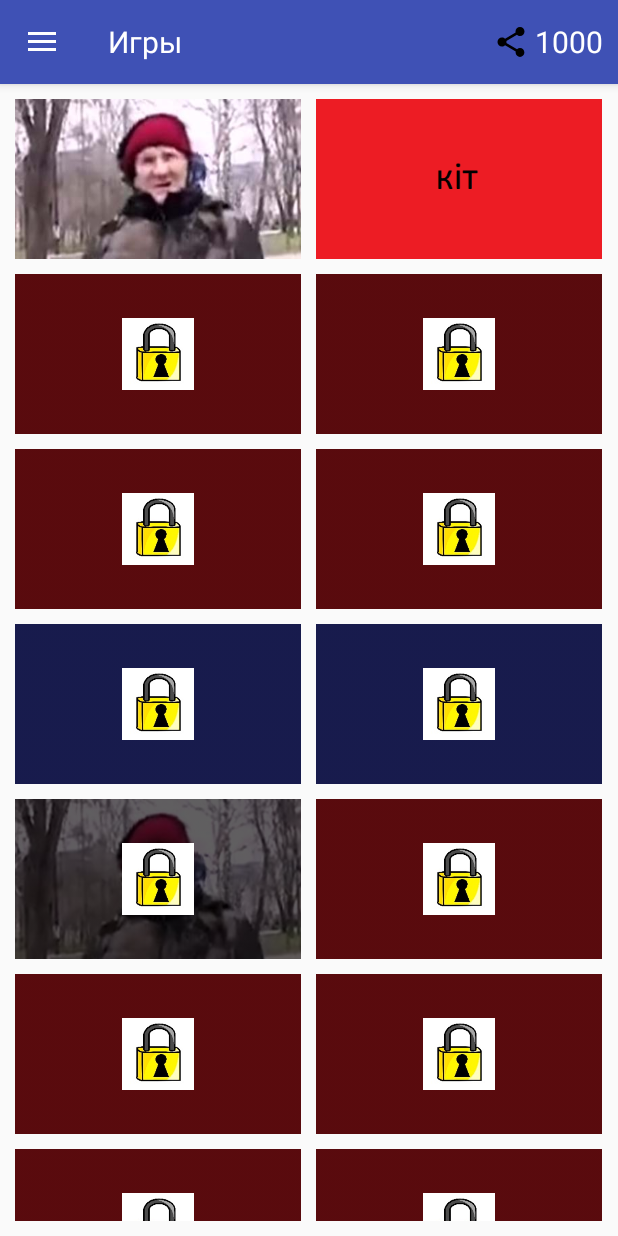
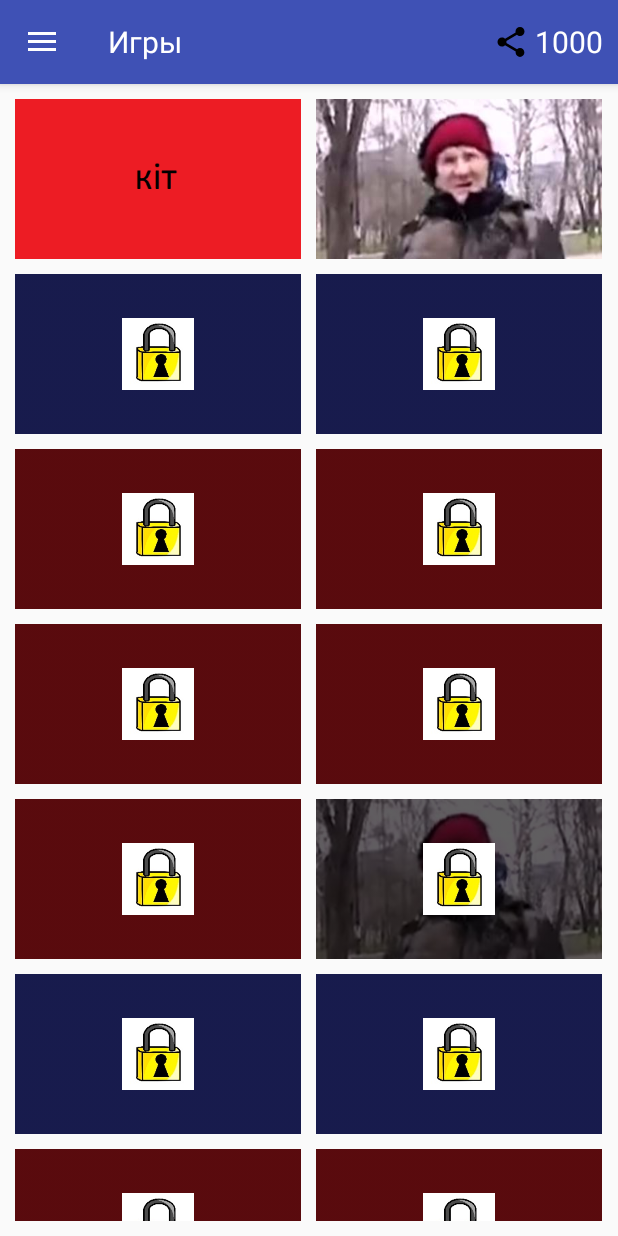
Before and after one commit to Denispok/MyFavoriteMemes, an Android app: the screen it shows after launch (MainActivity), in the side drawer, after a tap on "Игры", on a phone screen of 412 x 824 dp. Run offline under Robolectric (Android 15) with nearby library versions, the phone set to English and light mode, and no system bars.

Commit message:
+ move memes data to Memes class + new favorite logic + new Meme sorting (from purchased to non-purchased, from new to old)

```diff
--- a/app/src/main/java/com/gamesbars/myfavoritememes/Fragments/MemeFragment.java
+++ b/app/src/main/java/com/gamesbars/myfavoritememes/Fragments/MemeFragment.java
@@ -15,11 +15,16 @@ import android.widget.AdapterView;
 import android.widget.GridView;
 import android.widget.TextView;
 
+import com.gamesbars.myfavoritememes.Meme;
 import com.gamesbars.myfavoritememes.MemeAdapter;
-import com.gamesbars.myfavoritememes.Meme;
+import com.gamesbars.myfavoritememes.Memes;
 import com.gamesbars.myfavoritememes.R;
 
 import java.util.ArrayList;
+import java.util.Collections;
+import java.util.Comparator;
+import java.util.List;
+import java.util.Set;
 
 import static com.gamesbars.myfavoritememes.MainActivity.PREFERENCES_APP;
 import static com.gamesbars.myfavoritememes.MainActivity.PREFERENCES_APP_COINS;
@@ -35,10 +40,7 @@ public class MemeFragment extends Fragment {
     private final static Integer GAMES_COUNT = 16;
     private final static Integer GAMES_OPEN_COUNT = 2;   // initially purchased games memes
 
-    public State state;
-    private ArrayList<Meme> classic;
-    private ArrayList<Meme> games;
-    private ArrayList<Meme> favorite;
+    private Category category;
 
     private GridView gridView;
     private MemeAdapter memeAdapter;
@@ -62,7 +64,7 @@ public class MemeFragment extends Fragment {
     @Override
     public void onCreate(Bundle savedInstanceState) {
         super.onCreate(savedInstanceState);
-        state = State.CLASSIC;
+        category = Category.CLASSIC;
         initializePreferences();
     }
 
@@ -85,7 +87,7 @@ public class MemeFragment extends Fragment {
 
         gridView = (GridView) rootView.findViewById(R.id.grid_view);
 
-        switch (state) {
+        switch (category) {
             case CLASSIC:
                 openClassic();
                 break;
@@ -103,8 +105,8 @@ public class MemeFragment extends Fragment {
                                     int position, long id) {
                 Meme clickedMeme = (Meme) parent.getItemAtPosition(position);
                 clickedMemeId = clickedMeme.getId();
-                if (clickedMeme.checkPurchase(purchasedPreferences)) {
-                    // ... go to the meme fragment
+                if (clickedMeme.isPurchased(purchasedPreferences)) {
+                    // ... go to the phrase fragment
                     PhraseFragment phraseFragment = new PhraseFragment();
                     Bundle args = new Bundle();
                     args.putInt("id", clickedMemeId);
@@ -144,16 +146,6 @@ public class MemeFragment extends Fragment {
         editor.apply();
 
         favoritePreferences = getActivity().getSharedPreferences(PREFERENCES_FAVORITE, Context.MODE_PRIVATE);
-        editor = favoritePreferences.edit();
-        for (Integer id = 1; id <= CLASSIC_COUNT; id++) {
-            if (!favoritePreferences.contains(id.toString()))
-                editor.putBoolean(id.toString(), false);
-        }
-        for (Integer id = 101; id <= GAMES_COUNT + 100; id++) {
-            if (!favoritePreferences.contains(id.toString()))
-                editor.putBoolean(id.toString(), false);
-        }
-        editor.apply();
 
         appPreferences = getActivity().getSharedPreferences(PREFERENCES_APP, Context.MODE_PRIVATE);
         if (!appPreferences.contains(PREFERENCES_APP_COINS)) {
@@ -165,81 +157,70 @@ public class MemeFragment extends Fragment {
 
     public void openClassic() {
         toolbarTitle.setText(getString(R.string.classic));
-        if (classic == null) loadClassic();
-        memeAdapter = new MemeAdapter(getActivity(), classic, purchasedPreferences);
+        memeAdapter = new MemeAdapter(getActivity(), loadCategory(Category.CLASSIC), purchasedPreferences);
         gridView.setAdapter(memeAdapter);
         gridView.refreshDrawableState();
+        category = Category.CLASSIC;
     }
 
     public void openGames() {
         toolbarTitle.setText(getString(R.string.games));
-        if (games == null) loadGames();
-        memeAdapter = new MemeAdapter(getActivity(), games, purchasedPreferences);
+        memeAdapter = new MemeAdapter(getActivity(), loadCategory(Category.GAMES), purchasedPreferences);
         gridView.setAdapter(memeAdapter);
         gridView.refreshDrawableState();
+        category = Category.GAMES;
     }
 
     public void openFavorite() {
         toolbarTitle.setText(getString(R.string.favorite));
-        loadFavorite();
-        memeAdapter = new MemeAdapter(getActivity(), favorite, purchasedPreferences);
+        memeAdapter = new MemeAdapter(getActivity(), loadFavorite(), purchasedPreferences);
         gridView.setAdapter(memeAdapter);
         gridView.refreshDrawableState();
+        category = Category.FAVORITE;
     }
 
-    private void loadClassic() {
-        classic = new ArrayList<>();
-        classic.add(new Meme(1, "Геннадий Горин", R.drawable.classic_1_gorin));
-        classic.add(new Meme(2, "Sample", R.drawable.lil));
-        classic.add(new Meme(3, "Sample", R.drawable.lil));
-        classic.add(new Meme(4, "Sample", R.drawable.lil));
-        classic.add(new Meme(5, "Sample", R.drawable.kit));
-        classic.add(new Meme(6, "Sample", R.drawable.kit));
-        classic.add(new Meme(7, "Sample", R.drawable.kit));
-        classic.add(new Meme(8, "Sample", R.drawable.kit));
-        classic.add(new Meme(9, "Sample", R.drawable.classic_1_gorin));
-        classic.add(new Meme(10, "Sample", R.drawable.lil));
-        classic.add(new Meme(11, "Sample", R.drawable.lil));
-        classic.add(new Meme(12, "Sample", R.drawable.lil));
-        classic.add(new Meme(13, "Sample", R.drawable.kit));
-        classic.add(new Meme(14, "Sample", R.drawable.kit));
-        classic.add(new Meme(15, "Sample", R.drawable.kit));
-        classic.add(new Meme(16, "Sample", R.drawable.kit));
+    private List<Meme> loadCategory(Category category) {
+        List<Meme> memes = Memes.getMemes(category);
+        List<Meme> sortedMemes = new ArrayList<>();
+        List<Meme> nonPurchasedMemes = new ArrayList<>();
+
+        for (Meme meme : memes) {
+            if (meme.isPurchased(purchasedPreferences)) sortedMemes.add(meme);
+            else nonPurchasedMemes.add(meme);
+        }
+
+        Collections.reverse(sortedMemes);
+        Collections.reverse(nonPurchasedMemes);
+        sortedMemes.addAll(nonPurchasedMemes);
+        return sortedMemes;
     }
 
-    private void loadGames() {
-        games = new ArrayList<>();
-        games.add(new Meme(101, "Сова", R.drawable.classic_2_sova));
-        games.add(new Meme(102, "Sample", R.drawable.kit));
-        games.add(new Meme(103, "Sample", R.drawable.kit));
-        games.add(new Meme(104, "Sample", R.drawable.kit));
-        games.add(new Meme(105, "Sample", R.drawable.kit));
-        games.add(new Meme(106, "Sample", R.drawable.kit));
-        games.add(new Meme(107, "Sample", R.drawable.lil));
-        games.add(new Meme(108, "Sample", R.drawable.lil));
-        games.add(new Meme(109, "Sample", R.drawable.classic_2_sova));
-        games.add(new Meme(110, "Sample", R.drawable.kit));
-        games.add(new Meme(111, "Sample", R.drawable.kit));
-        games.add(new Meme(112, "Sample", R.drawable.kit));
-        games.add(new Meme(113, "Sample", R.drawable.kit));
-        games.add(new Meme(114, "Sample", R.drawable.kit));
-        games.add(new Meme(115, "Sample", R.drawable.lil));
-        games.add(new Meme(116, "Sample", R.drawable.lil));
-    }
+    private List<Meme> loadFavorite() {
+        List<Meme> favorite = new ArrayList<>();
 
-    private void loadFavorite() {
-        if (classic == null) loadClassic();
-        if (games == null) loadGames();
+        Set<String> favoriteKeys = favoritePreferences.getAll().keySet();
+        List<Integer> favoriteIds = new ArrayList<>();
 
-        favorite = new ArrayList<>();
-        for (Integer id = 1; id <= CLASSIC_COUNT; id++) {
-            if (favoritePreferences.getBoolean(id.toString(), false))
-                favorite.add(classic.get(id - 1));
+        for (String id : favoriteKeys) {
+            favoriteIds.add(Integer.parseInt(id));
         }
-        for (Integer id = 101; id <= GAMES_COUNT + 100; id++) {
-            if (favoritePreferences.getBoolean(id.toString(), false))
-                favorite.add(games.get(id - 101));
+
+        Collections.sort(favoriteIds, new Comparator<Integer>() {
+            @Override
+            public int compare(Integer o1, Integer o2) {
+                if (o1 >= 1 && o1 <= 100 && o2 >= 101 && o2 <= 200) return -1;
+                if (o2 >= 1 && o2 <= 100 && o1 >= 101 && o1 <= 200) return 1;
+                if (o1 > o2) return -1;
+                if (o1 < o2) return 1;
+                return 0;
+            }
+        });
+
+        for (Integer id : favoriteIds) {
+            favorite.add(Memes.getMeme(id));
         }
+
+        return favorite;
     }
 
     /**
@@ -307,7 +288,7 @@ public class MemeFragment extends Fragment {
         dontEnoughCoinsDialog.show();
     }
 
-    public enum State {
+    public enum Category {
         CLASSIC,
         GAMES,
         FAVORITE
--- a/app/src/main/java/com/gamesbars/myfavoritememes/Fragments/PhraseFragment.java
+++ b/app/src/main/java/com/gamesbars/myfavoritememes/Fragments/PhraseFragment.java
@@ -86,14 +86,17 @@ public class PhraseFragment extends Fragment {
             @Override
             public void onClick(View v) {
                 isFavorite = !isFavorite;
+                SharedPreferences.Editor editor = favoritePreferences.edit();
 
-                SharedPreferences.Editor editor = favoritePreferences.edit();
-                editor.putBoolean(String.valueOf(memeId), isFavorite);
+                if (isFavorite) {
+                    toolbarFavorite.setImageResource(android.R.drawable.btn_star_big_on);
+                    editor.putBoolean(String.valueOf(memeId), true);
+                } else {
+                    toolbarFavorite.setImageResource(android.R.drawable.btn_star_big_off);
+                    editor.remove(String.valueOf(memeId));
+                }
+
                 editor.apply();
-
-                if (isFavorite)
-                    toolbarFavorite.setImageResource(android.R.drawable.btn_star_big_on);
-                else toolbarFavorite.setImageResource(android.R.drawable.btn_star_big_off);
             }
         });
 
--- a/app/src/main/java/com/gamesbars/myfavoritememes/MainActivity.java
+++ b/app/src/main/java/com/gamesbars/myfavoritememes/MainActivity.java
@@ -80,18 +80,9 @@ public class MainActivity extends AppCompatActivity
                     .commit();
         }
 
-        if (id == R.id.nav_classic) {
-            memeFragment.openClassic();
-            memeFragment.state = MemeFragment.State.CLASSIC;
-
-        } else if (id == R.id.nav_games) {
-            memeFragment.openGames();
-            memeFragment.state = MemeFragment.State.GAMES;
-
-        } else if (id == R.id.nav_favorite) {
-            memeFragment.openFavorite();
-            memeFragment.state = MemeFragment.State.FAVORITE;
-        }
+        if (id == R.id.nav_classic) memeFragment.openClassic();
+        else if (id == R.id.nav_games) memeFragment.openGames();
+        else if (id == R.id.nav_favorite) memeFragment.openFavorite();
 
         DrawerLayout drawer = (DrawerLayout) findViewById(R.id.drawer_layout);
         drawer.closeDrawer(GravityCompat.START);
--- a/app/src/main/java/com/gamesbars/myfavoritememes/Meme.java
+++ b/app/src/main/java/com/gamesbars/myfavoritememes/Meme.java
@@ -27,11 +27,11 @@ public class Meme {
         return imageResourceId;
     }
 
-    public boolean checkPurchase(SharedPreferences purchasedMemes) {
+    public boolean isPurchased(SharedPreferences purchasedMemes) {
         return purchasedMemes.getBoolean(id.toString(), false);
     }
 
-    public boolean checkFavorite(SharedPreferences favoriteMemes) {
+    public boolean isFavorite(SharedPreferences favoriteMemes) {
         return favoriteMemes.getBoolean(id.toString(), false);
     }
 }
--- a/app/src/main/java/com/gamesbars/myfavoritememes/MemeAdapter.java
+++ b/app/src/main/java/com/gamesbars/myfavoritememes/MemeAdapter.java
@@ -1,7 +1,6 @@
 package com.gamesbars.myfavoritememes;
 
 import android.app.Activity;
-import android.content.Context;
 import android.content.SharedPreferences;
 import android.view.LayoutInflater;
 import android.view.View;
@@ -9,13 +8,13 @@ import android.view.ViewGroup;
 import android.widget.ArrayAdapter;
 import android.widget.ImageView;
 
-import java.util.ArrayList;
+import java.util.List;
 
 public class MemeAdapter extends ArrayAdapter<Meme> {
 
     private SharedPreferences purchasePreferences;
 
-    public MemeAdapter(Activity context, ArrayList<Meme> memes, SharedPreferences purchasePreferences) {
+    public MemeAdapter(Activity context, List<Meme> memes, SharedPreferences purchasePreferences) {
         super(context, 0, memes);
         this.purchasePreferences = purchasePreferences;
     }
@@ -35,7 +34,7 @@ public class MemeAdapter extends ArrayAdapter<Meme> {
         ImageView imageView = (ImageView) listItemView.findViewById(R.id.list_item_image);
         ImageView lockImageView = (ImageView) listItemView.findViewById(R.id.list_item_lock);
 
-        if (currentMeme.checkPurchase(purchasePreferences)) {
+        if (currentMeme.isPurchased(purchasePreferences)) {
             imageView.setImageAlpha(255);
             lockImageView.setVisibility(View.GONE);
         } else {
--- /dev/null
+++ b/app/src/main/java/com/gamesbars/myfavoritememes/Memes.java
@@ -0,0 +1,63 @@
+package com.gamesbars.myfavoritememes;
+
+import com.gamesbars.myfavoritememes.Fragments.MemeFragment;
+
+import java.util.Arrays;
+import java.util.List;
+
+public final class Memes {
+
+    private static final Meme[] classic = new Meme[]{
+            new Meme(1, "Геннадий Горин", R.drawable.classic_1_gorin),
+            new Meme(2, "Sample", R.drawable.lil),
+            new Meme(3, "Sample", R.drawable.lil),
+            new Meme(4, "Sample", R.drawable.lil),
+            new Meme(5, "Sample", R.drawable.kit),
+            new Meme(6, "Sample", R.drawable.kit),
+            new Meme(7, "Sample", R.drawable.kit),
+            new Meme(8, "Sample", R.drawable.kit),
+            new Meme(9, "Sample", R.drawable.classic_1_gorin),
+            new Meme(10, "Sample", R.drawable.lil),
+            new Meme(11, "Sample", R.drawable.lil),
+            new Meme(12, "Sample", R.drawable.lil),
+            new Meme(13, "Sample", R.drawable.kit),
+            new Meme(14, "Sample", R.drawable.kit),
+            new Meme(15, "Sample", R.drawable.kit),
+            new Meme(16, "Sample", R.drawable.kit)};
+
+    private static final Meme[] games = new Meme[]{
+            new Meme(101, "Сова", R.drawable.classic_2_sova),
+            new Meme(102, "Sample", R.drawable.kit),
+            new Meme(103, "Sample", R.drawable.kit),
+            new Meme(104, "Sample", R.drawable.kit),
+            new Meme(105, "Sample", R.drawable.kit),
+            new Meme(106, "Sample", R.drawable.kit),
+            new Meme(107, "Sample", R.drawable.lil),
+            new Meme(108, "Sample", R.drawable.lil),
+            new Meme(109, "Sample", R.drawable.classic_2_sova),
+            new Meme(110, "Sample", R.drawable.kit),
+            new Meme(111, "Sample", R.drawable.kit),
+            new Meme(112, "Sample", R.drawable.kit),
+            new Meme(113, "Sample", R.drawable.kit),
+            new Meme(114, "Sample", R.drawable.kit),
+            new Meme(115, "Sample", R.drawable.lil),
+            new Meme(116, "Sample", R.drawable.lil)};
+
+    public static List<Meme> getMemes(MemeFragment.Category category) {
+        switch (category) {
+            case CLASSIC:
+                return Arrays.asList(classic);
+
+            case GAMES:
+                return Arrays.asList(games);
+
+            default:
+                return null;
+        }
+    }
+
+    public static Meme getMeme(int memeId) {
+        if (memeId <= 100) return classic[memeId - 1];
+        else return games[memeId - 101];
+    }
+}
```
